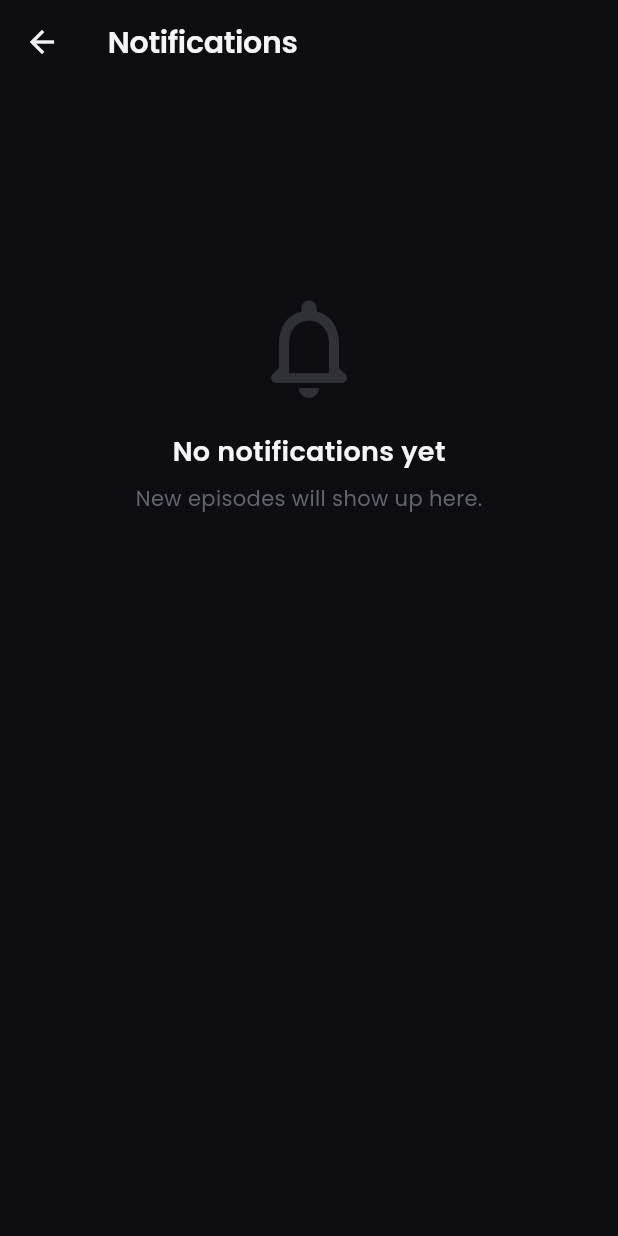
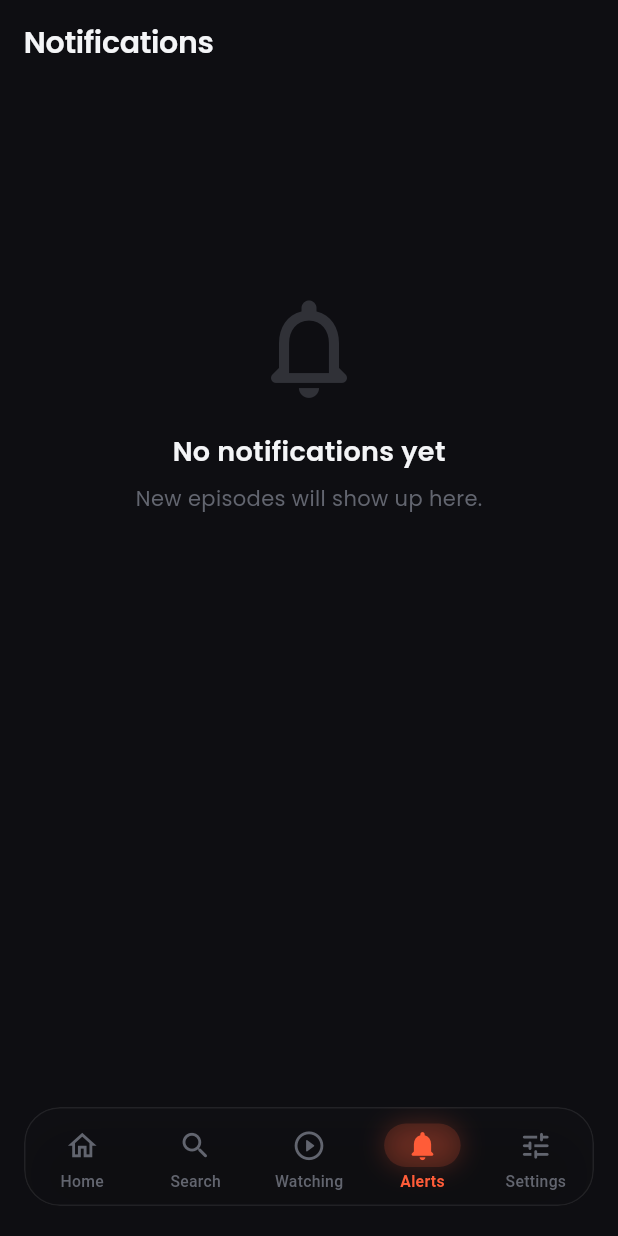
Before and after one commit to Agent8800/DHS-Anime, a Flutter app: the NotificationsPage screen opened by its route, on a phone screen of 412 x 824 dp. Run offline on Flutter 3.47's test engine with Material 3 defaults, Android fonts, the phone set to English and light mode, and no system bars; drawn by our look-alikes of flutter_animate; our stand-ins replace better_player, cached_network_image, device_info_plus, dio, firebase_core, firebase_messaging and 12 more; missing offline and left inert: clerk_auth, clerk_flutter, flutter_downloader; accounts and stored records are empty; network calls fail.

Commit message:
feat: simplify home to All Releases, move continue watching to Watching tab, add Alerts tab
- Floating header: search icon removed (bell + avatar only)
- Home: hero banner + single 'All Releases' 3-column poster grid with
  ratings/metadata; all other sections removed; continue watching
  removed from home
- Watching tab: continue watching is now the default view (Bookmarks
  moves to second tab), header renamed to 'Watching'
- Bottom tab bar: new 5th tab 'Alerts' -> notifications with live
  unread badge from notificationCenterProvider; notifications route
  moved into the shell so the tab bar persists, back button dropped
- Added page previews for all five tabs + downloads in the new design

Co-authored-by: arena-agent <297053741+arena-agent@users.noreply.github.com>

```diff
--- a/flutter_app/lib/config/router.dart
+++ b/flutter_app/lib/config/router.dart
@@ -112,6 +112,28 @@ final routerProvider = Provider<GoRouter>((ref) {
             ),
           ),
 
+          // Notifications (Alerts tab)
+          GoRoute(
+            path: '/notifications',
+            pageBuilder: (context, state) => CustomTransitionPage(
+              child: const NotificationsPage(),
+              transitionsBuilder: (context, animation, secondaryAnimation, child) {
+                final curved = CurvedAnimation(
+                  parent: animation,
+                  curve: Curves.easeOutCubic,
+                );
+                return FadeTransition(
+                  opacity: curved,
+                  child: SlideTransition(
+                    position: Tween(begin: const Offset(0, 0.02), end: Offset.zero)
+                        .animate(curved),
+                    child: child,
+                  ),
+                );
+              },
+            ),
+          ),
+
           // Settings
           GoRoute(
             path: '/settings',
@@ -177,12 +199,6 @@ final routerProvider = Provider<GoRouter>((ref) {
         builder: (context, state) => const DownloadsPage(),
       ),
 
-      // Notification Center (bell icon in the floating header)
-      GoRoute(
-        path: '/notifications',
-        builder: (context, state) => const NotificationsPage(),
-      ),
-
       // Theme Settings
       GoRoute(
         path: '/settings/theme',
--- a/flutter_app/lib/features/bookmark/presentation/pages/bookmarks_page.dart
+++ b/flutter_app/lib/features/bookmark/presentation/pages/bookmarks_page.dart
@@ -40,7 +40,7 @@ class _BookmarksPageState extends ConsumerState<BookmarksPage>
             Padding(
               padding: EdgeInsets.fromLTRB(20, 16, 20, 8),
               child: Text(
-                'My Library',
+                'Watching',
                 style: TextStyle(
                   fontSize: 28,
                   fontWeight: FontWeight.bold,
@@ -68,8 +68,8 @@ class _BookmarksPageState extends ConsumerState<BookmarksPage>
                 unselectedLabelColor: AppTheme.textSecondary,
                 labelStyle: TextStyle(fontWeight: FontWeight.w600),
                 tabs: [
+                  Tab(text: 'Continue Watching'),
                   Tab(text: 'Bookmarks'),
-                  Tab(text: 'Continue Watching'),
                 ],
               ),
             ).animate().fadeIn(duration: Duration(milliseconds: 400)),
@@ -79,8 +79,8 @@ class _BookmarksPageState extends ConsumerState<BookmarksPage>
               child: TabBarView(
                 controller: _tabController,
                 children: [
+                  _buildContinueWatchingList(),
                   _buildBookmarksList(),
-                  _buildContinueWatchingList(),
                 ],
               ),
             ),
--- a/flutter_app/lib/features/home/presentation/widgets/glassmorphism_header.dart
+++ b/flutter_app/lib/features/home/presentation/widgets/glassmorphism_header.dart
@@ -78,11 +78,6 @@ class GlassmorphismHeader extends ConsumerWidget {
                   icon: Icons.notifications_none_rounded,
                   badgeCount: unread,
                   onTap: () => context.push('/notifications'),
-                ),
-                const SizedBox(width: 2),
-                _HeaderIcon(
-                  icon: Icons.search_rounded,
-                  onTap: () => context.push('/search'),
                 ),
                 const SizedBox(width: 10),
 
--- a/flutter_app/lib/features/notification/presentation/pages/notifications_page.dart
+++ b/flutter_app/lib/features/notification/presentation/pages/notifications_page.dart
@@ -78,10 +78,7 @@ class _NotificationsPageState extends ConsumerState<NotificationsPage> {
     return Scaffold(
       appBar: AppBar(
         title: const Text('Notifications'),
-        leading: IconButton(
-          icon: const Icon(Icons.arrow_back),
-          onPressed: () => context.pop(),
-        ),
+        automaticallyImplyLeading: false,
         actions: [
           if (state.notifications.any((n) => n['isRead'] != true))
             TextButton(
--- a/flutter_app/lib/shared/presentation/pages/main_page.dart
+++ b/flutter_app/lib/shared/presentation/pages/main_page.dart
@@ -5,6 +5,7 @@ import 'package:flutter_riverpod/flutter_riverpod.dart';
 import 'package:go_router/go_router.dart';
 import 'package:flutter_animate/flutter_animate.dart';
 import '../../../core/theme/app_theme.dart';
+import '../../../features/notification/presentation/providers/notification_provider.dart';
 
 /// Shell with a floating glass tab bar — thumb-reachable, background
 /// blurs behind it, active tab gets an ember-lit pill with a soft glow.
@@ -24,6 +25,7 @@ class _MainPageState extends ConsumerState<MainPage> {
     _NavItem(icon: Icons.home_outlined, activeIcon: Icons.home_rounded, label: 'Home', path: '/'),
     _NavItem(icon: Icons.search_rounded, activeIcon: Icons.search_rounded, label: 'Search', path: '/search'),
     _NavItem(icon: Icons.play_circle_outline_rounded, activeIcon: Icons.play_circle_rounded, label: 'Watching', path: '/watching'),
+    _NavItem(icon: Icons.notifications_none_rounded, activeIcon: Icons.notifications_rounded, label: 'Alerts', path: '/notifications'),
     _NavItem(icon: Icons.tune_rounded, activeIcon: Icons.tune_rounded, label: 'Settings', path: '/settings'),
   ];
 
@@ -47,12 +49,17 @@ class _MainPageState extends ConsumerState<MainPage> {
 
   @override
   Widget build(BuildContext context) {
+    final unread = ref.watch(
+      notificationCenterProvider.select((s) => s.unreadCount),
+    );
+
     return Scaffold(
       extendBody: true,
       body: widget.child,
       bottomNavigationBar: _FloatingTabBar(
         items: _navItems,
         currentIndex: _currentIndex,
+        unreadAlerts: unread,
         onTap: _onTap,
       ),
     );
@@ -62,11 +69,13 @@ class _MainPageState extends ConsumerState<MainPage> {
 class _FloatingTabBar extends StatelessWidget {
   final List<_NavItem> items;
   final int currentIndex;
+  final int unreadAlerts;
   final ValueChanged<int> onTap;
 
   const _FloatingTabBar({
     required this.items,
     required this.currentIndex,
+    required this.unreadAlerts,
     required this.onTap,
   });
 
@@ -103,6 +112,8 @@ class _FloatingTabBar extends StatelessWidget {
                   child: _TabItem(
                     item: item,
                     isActive: isActive,
+                    badgeCount:
+                        item.path == '/notifications' ? unreadAlerts : 0,
                     onTap: () => onTap(index),
                   ),
                 );
@@ -126,11 +137,13 @@ class _FloatingTabBar extends StatelessWidget {
 class _TabItem extends StatefulWidget {
   final _NavItem item;
   final bool isActive;
+  final int badgeCount;
   final VoidCallback onTap;
 
   const _TabItem({
     required this.item,
     required this.isActive,
+    this.badgeCount = 0,
     required this.onTap,
   });
 
@@ -184,11 +197,45 @@ class _TabItemState extends State<_TabItem> {
                   scale: animation,
                   child: child,
                 ),
-                child: Icon(
-                  widget.isActive ? widget.item.activeIcon : widget.item.icon,
+                child: Stack(
                   key: ValueKey(widget.isActive),
-                  color: color,
-                  size: 23,
+                  clipBehavior: Clip.none,
+                  children: [
+                    Icon(
+                      widget.isActive
+                          ? widget.item.activeIcon
+                          : widget.item.icon,
+                      color: color,
+                      size: 23,
+                    ),
+                    if (widget.badgeCount > 0)
+                      Positioned(
+                        right: -7,
+                        top: -5,
+                        child: Container(
+                          padding: const EdgeInsets.all(3.5),
+                          constraints: const BoxConstraints(
+                              minWidth: 16, minHeight: 16),
+                          decoration: const BoxDecoration(
+                            color: AppTheme.primaryColor,
+                            shape: BoxShape.circle,
+                          ),
+                          child: Center(
+                            child: Text(
+                              widget.badgeCount > 99
+                                  ? '99+'
+                                  : '${widget.badgeCount}',
+                              style: const TextStyle(
+                                color: Colors.white,
+                                fontSize: 8.5,
+                                fontWeight: FontWeight.w700,
+                                height: 1,
+                              ),
+                            ),
+                          ),
+                        ),
+                      ),
+                  ],
                 ),
               ),
             ),
```
Also changed, not shown: flutter_app/lib/features/home/presentation/pages/home_page.dart (+149 -209 lines), previews/redesign_alerts_tab.png (added), previews/redesign_downloads_page.png (added), previews/redesign_home_allreleases.png (added), previews/redesign_search_tab.png (added), previews/redesign_settings_page.png (added), previews/redesign_watching_tab.png (added).
